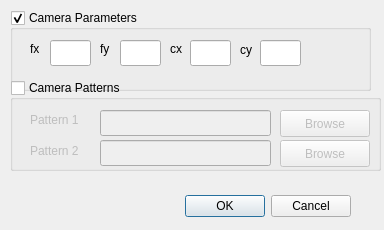
First picture: the form in qt_gl/view/cameraDialog.ui, repository dem42/exp_tran, before the edit.
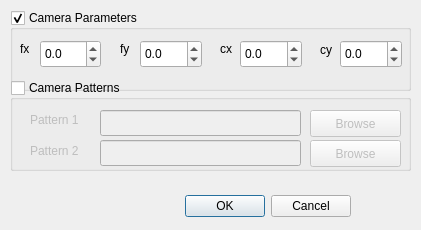
Second picture: the form after the edit.

What changed in the file:
```diff
--- a/qt_gl/view/cameraDialog.ui
+++ b/qt_gl/view/cameraDialog.ui
@@ -6,7 +6,7 @@
    <rect>
     <x>0</x>
     <y>0</y>
-    <width>384</width>
+    <width>421</width>
     <height>230</height>
    </rect>
   </property>
@@ -34,7 +34,7 @@
     <rect>
      <x>10</x>
      <y>10</y>
-     <width>361</width>
+     <width>401</width>
      <height>81</height>
     </rect>
    </property>
@@ -53,30 +53,10 @@
    <property name="checkable">
     <bool>true</bool>
    </property>
-   <widget class="QLineEdit" name="fx">
-    <property name="geometry">
-     <rect>
-      <x>40</x>
-      <y>30</y>
-      <width>41</width>
-      <height>26</height>
-     </rect>
-    </property>
-   </widget>
-   <widget class="QLineEdit" name="fy">
-    <property name="geometry">
-     <rect>
-      <x>110</x>
-      <y>30</y>
-      <width>41</width>
-      <height>26</height>
-     </rect>
-    </property>
-   </widget>
    <widget class="QLabel" name="label_2">
     <property name="geometry">
      <rect>
-      <x>90</x>
+      <x>110</x>
       <y>30</y>
       <width>21</width>
       <height>18</height>
@@ -89,7 +69,7 @@
    <widget class="QLabel" name="label_3">
     <property name="geometry">
      <rect>
-      <x>160</x>
+      <x>210</x>
       <y>30</y>
       <width>21</width>
       <height>18</height>
@@ -99,20 +79,10 @@
      <string>cx</string>
     </property>
    </widget>
-   <widget class="QLineEdit" name="cx">
-    <property name="geometry">
-     <rect>
-      <x>180</x>
-      <y>30</y>
-      <width>41</width>
-      <height>26</height>
-     </rect>
-    </property>
-   </widget>
    <widget class="QLabel" name="label_4">
     <property name="geometry">
      <rect>
-      <x>230</x>
+      <x>310</x>
       <y>30</y>
       <width>21</width>
       <height>20</height>
@@ -122,20 +92,10 @@
      <string>cy</string>
     </property>
    </widget>
-   <widget class="QLineEdit" name="cy">
-    <property name="geometry">
-     <rect>
-      <x>250</x>
-      <y>30</y>
-      <width>41</width>
-      <height>26</height>
-     </rect>
-    </property>
-   </widget>
    <widget class="QLabel" name="label_7">
     <property name="geometry">
      <rect>
-      <x>20</x>
+      <x>10</x>
       <y>30</y>
       <width>21</width>
       <height>18</height>
@@ -145,13 +105,92 @@
      <string>fx</string>
     </property>
    </widget>
+   <widget class="QDoubleSpinBox" name="fy">
+    <property name="geometry">
+     <rect>
+      <x>130</x>
+      <y>30</y>
+      <width>62</width>
+      <height>28</height>
+     </rect>
+    </property>
+    <property name="decimals">
+     <number>1</number>
+    </property>
+    <property name="minimum">
+     <double>-5000.000000000000000</double>
+    </property>
+    <property name="maximum">
+     <double>5001.000000000000000</double>
+    </property>
+    <property name="value">
+     <double>0.000000000000000</double>
+    </property>
+   </widget>
+   <widget class="QDoubleSpinBox" name="fx">
+    <property name="geometry">
+     <rect>
+      <x>30</x>
+      <y>30</y>
+      <width>61</width>
+      <height>28</height>
+     </rect>
+    </property>
+    <property name="decimals">
+     <number>1</number>
+    </property>
+    <property name="minimum">
+     <double>-5000.000000000000000</double>
+    </property>
+    <property name="maximum">
+     <double>5000.000000000000000</double>
+    </property>
+   </widget>
+   <widget class="QDoubleSpinBox" name="cx">
+    <property name="geometry">
+     <rect>
+      <x>230</x>
+      <y>30</y>
+      <width>62</width>
+      <height>28</height>
+     </rect>
+    </property>
+    <property name="decimals">
+     <number>1</number>
+    </property>
+    <property name="minimum">
+     <double>-5000.000000000000000</double>
+    </property>
+    <property name="maximum">
+     <double>5000.000000000000000</double>
+    </property>
+   </widget>
+   <widget class="QDoubleSpinBox" name="cy">
+    <property name="geometry">
+     <rect>
+      <x>330</x>
+      <y>30</y>
+      <width>62</width>
+      <height>28</height>
+     </rect>
+    </property>
+    <property name="decimals">
+     <number>1</number>
+    </property>
+    <property name="minimum">
+     <double>-5000.000000000000000</double>
+    </property>
+    <property name="maximum">
+     <double>5000.000000000000000</double>
+    </property>
+   </widget>
   </widget>
   <widget class="QGroupBox" name="cameraBox">
    <property name="geometry">
     <rect>
      <x>10</x>
      <y>80</y>
-     <width>371</width>
+     <width>401</width>
      <height>91</height>
     </rect>
    </property>
@@ -198,7 +237,7 @@
      <rect>
       <x>90</x>
       <y>30</y>
-      <width>171</width>
+      <width>201</width>
       <height>26</height>
      </rect>
     </property>
@@ -208,7 +247,7 @@
      <rect>
       <x>90</x>
       <y>60</y>
-      <width>171</width>
+      <width>201</width>
       <height>26</height>
      </rect>
     </property>
@@ -216,9 +255,9 @@
    <widget class="QPushButton" name="browse1c">
     <property name="geometry">
      <rect>
-      <x>270</x>
+      <x>300</x>
       <y>30</y>
-      <width>90</width>
+      <width>91</width>
       <height>27</height>
      </rect>
     </property>
@@ -229,9 +268,9 @@
    <widget class="QPushButton" name="browse2c">
     <property name="geometry">
      <rect>
-      <x>270</x>
+      <x>300</x>
       <y>60</y>
-      <width>90</width>
+      <width>91</width>
       <height>27</height>
      </rect>
     </property>
```
